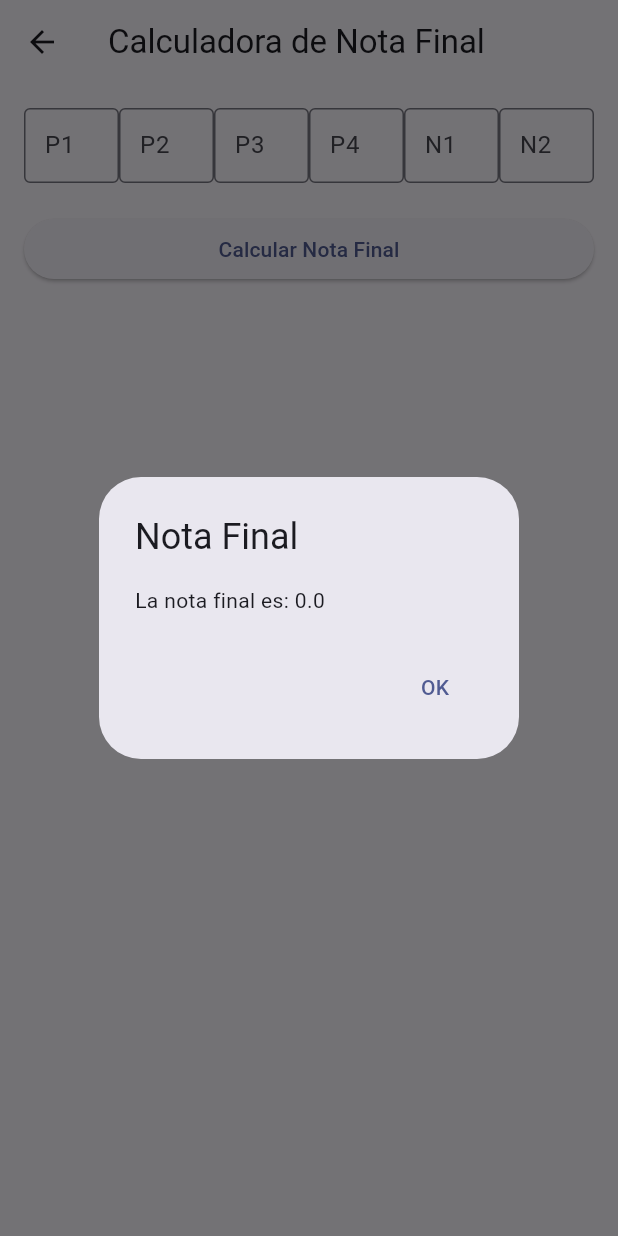
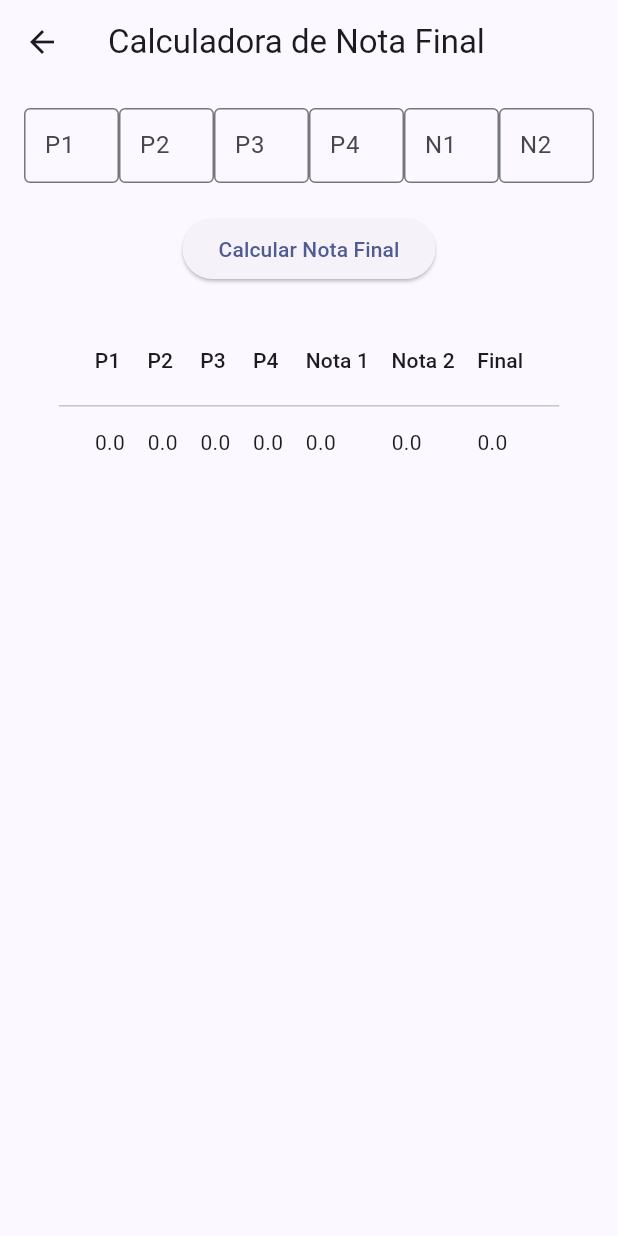
Before and after one commit to IngNex/flutter_calculate_grades, a Flutter app: the DesingCalculateScreen screen opened directly, after a tap on "Calcular Nota Final", on a phone screen of 412 x 824 dp. Run offline on Flutter 3.47's test engine with Material 3 defaults, Android fonts, the phone set to English and light mode, and no system bars.

Commit message:
update design calculate note

```diff
--- a/lib/interface/pages/ui_calculate_note_page.dart
+++ b/lib/interface/pages/ui_calculate_note_page.dart
@@ -16,6 +16,8 @@ class _DesingCalculateScreenState extends State<DesingCalculateScreen> {
   TextEditingController nota1Controller = TextEditingController();
   TextEditingController nota2Controller = TextEditingController();
 
+  List<Map<String, double>> historicalEntries = [];
+
   double calculateFinalGrade() {
     double p1 = double.tryParse(p1Controller.text) ?? 0.0;
     double p2 = double.tryParse(p2Controller.text) ?? 0.0;
@@ -26,6 +28,25 @@ class _DesingCalculateScreenState extends State<DesingCalculateScreen> {
 
     double finalGrade =
         ((p1 + p2 + p3 + p4) / 4 * 0.4) + (nota1 * 0.3) + (nota2 * 0.3);
+    finalGrade = (finalGrade * 10.0).round() / 10.0;
+
+    double promedio = (p1 + p2 + p3 + p4) / 4;
+
+    // Agregar todas las notas al historial
+    // Agregar todas las notas al historial
+    setState(() {
+      historicalEntries.add({
+        'P1': p1,
+        'P2': p2,
+        'P3': p3,
+        'P4': p4,
+        'promedio': promedio,
+        'Nota1': nota1,
+        'Nota2': nota2,
+        'NotaFinal': finalGrade,
+      });
+    });
+
     return finalGrade;
   }
 
@@ -38,7 +59,7 @@ class _DesingCalculateScreenState extends State<DesingCalculateScreen> {
       body: Padding(
         padding: const EdgeInsets.all(16.0),
         child: Column(
-          crossAxisAlignment: CrossAxisAlignment.stretch,
+          mainAxisAlignment: MainAxisAlignment.center,
           children: [
             Row(
               children: [
@@ -55,38 +76,118 @@ class _DesingCalculateScreenState extends State<DesingCalculateScreen> {
                       CustomTextField(p1Controller: p3Controller, label: 'P3'),
                 ),
                 Flexible(
-                  child:  CustomTextField(p1Controller: p4Controller, label: 'P4'),
+                  child:
+                      CustomTextField(p1Controller: p4Controller, label: 'P4'),
                 ),
                 Flexible(
-                  child:  CustomTextField(p1Controller: nota1Controller, label: 'N1')
-                ),
+                    child: CustomTextField(
+                        p1Controller: nota1Controller, label: 'N1')),
                 Flexible(
-                  child:  CustomTextField(p1Controller: nota2Controller, label: 'N2'),
+                  child: CustomTextField(
+                      p1Controller: nota2Controller, label: 'N2'),
                 ),
               ],
             ),
             const SizedBox(height: 20),
             ElevatedButton(
               onPressed: () {
-                double finalGrade = calculateFinalGrade();
-                showDialog(
-                  context: context,
-                  builder: (context) => AlertDialog(
-                    title: const Text('Nota Final'),
-                    content: Text('La nota final es: $finalGrade'),
-                    actions: [
-                      TextButton(
-                        onPressed: () {
-                          Navigator.pop(context);
-                        },
-                        child: const Text('OK'),
-                      ),
-                    ],
-                  ),
-                );
+                calculateFinalGrade();
+                // showDialog(
+                //   context: context,
+                //   builder: (context) => AlertDialog(
+                //     title: Text('Nota Final'),
+                //     content: Text('La nota final es: $finalGrade'),
+                //     actions: [
+                //       TextButton(
+                //         onPressed: () {
+                //           Navigator.pop(context);
+                //         },
+                //         child: Text('OK'),
+                //       ),
+                //     ],
+                //   ),
+                // );
               },
               child: const Text('Calcular Nota Final'),
             ),
+            const SizedBox(height: 20),
+            Expanded(
+              child: SingleChildScrollView(
+                scrollDirection: Axis.horizontal,
+                child: DataTable(
+                  // Ajusta el espaciado entre columnas según tu preferencia
+                  columnSpacing: 15,
+                  // Ajusta la altura de las filas según tu preferencia
+                  dataRowHeight: 50,
+                  // Ajusta la altura de la fila de encabezado según tu preferencia
+                  headingRowHeight: 60,
+                  columns: const [
+                    DataColumn(label: Text('P1')),
+                    DataColumn(label: Text('P2')),
+                    DataColumn(label: Text('P3')),
+                    DataColumn(label: Text('P4')),
+                    DataColumn(label: Text('Nota 1')),
+                    DataColumn(label: Text('Nota 2')),
+                    DataColumn(label: Text('Final')),
+                  ],
+                  rows: List<DataRow>.generate(
+                    historicalEntries.length,
+                    (index) {
+                      final entry = historicalEntries[index];
+                      return DataRow(
+                        cells: [
+                          DataCell(Text('${entry['P1']}')),
+                          DataCell(Text('${entry['P2']}')),
+                          DataCell(Text('${entry['P3']}')),
+                          DataCell(Text('${entry['P4']}')),
+                          DataCell(Text('${entry['Nota1']}')),
+                          DataCell(Text('${entry['Nota2']}')),
+                          DataCell(Text('${entry['NotaFinal']}')),
+                        ],
+                      );
+                    },
+                  ),
+                ),
+              ),
+            ),
+            // Expanded(
+            //   child: ListView.builder(
+            //     itemCount: historicalEntries.length,
+            //     itemBuilder: (context, index) {
+            //       final entry = historicalEntries[index];
+            //       return Card(
+            //         child: Padding(
+            //           padding: const EdgeInsets.symmetric(horizontal: 15.0, vertical: 8),
+            //           child: Column(
+            //             crossAxisAlignment: CrossAxisAlignment.start,
+            //             children: [
+            //               Text('Historial ${index+1}'),
+
+            //               // Row(
+            //               //   mainAxisAlignment: MainAxisAlignment.spaceBetween,
+            //               //   children: [
+            //               //     Text("P1: ${entry['P1']}"),
+            //               //     Text("P2: ${entry['P2']}"),
+            //               //     Text("P3: ${entry['P3']}"),
+            //               //     Text("P4: ${entry['P4']}"),
+            //               //   ]
+            //               // ),
+            //               // Row(
+            //               //   mainAxisAlignment: MainAxisAlignment.spaceBetween,
+            //               //   children: [
+            //               //     Text("Promedio: ${entry['promedio']}"),
+            //               //     Text("N1: ${entry['Nota1']}"),
+            //               //     Text("N2: ${entry['Nota2']}"),
+            //               //   ]
+            //               // ),
+            //               Text("N Final: ${entry['NotaFinal']}")
+            //             ],
+            //           ),
+            //         ),
+            //       );
+            //     },
+            //   ),
+            // ),
           ],
         ),
       ),
```
